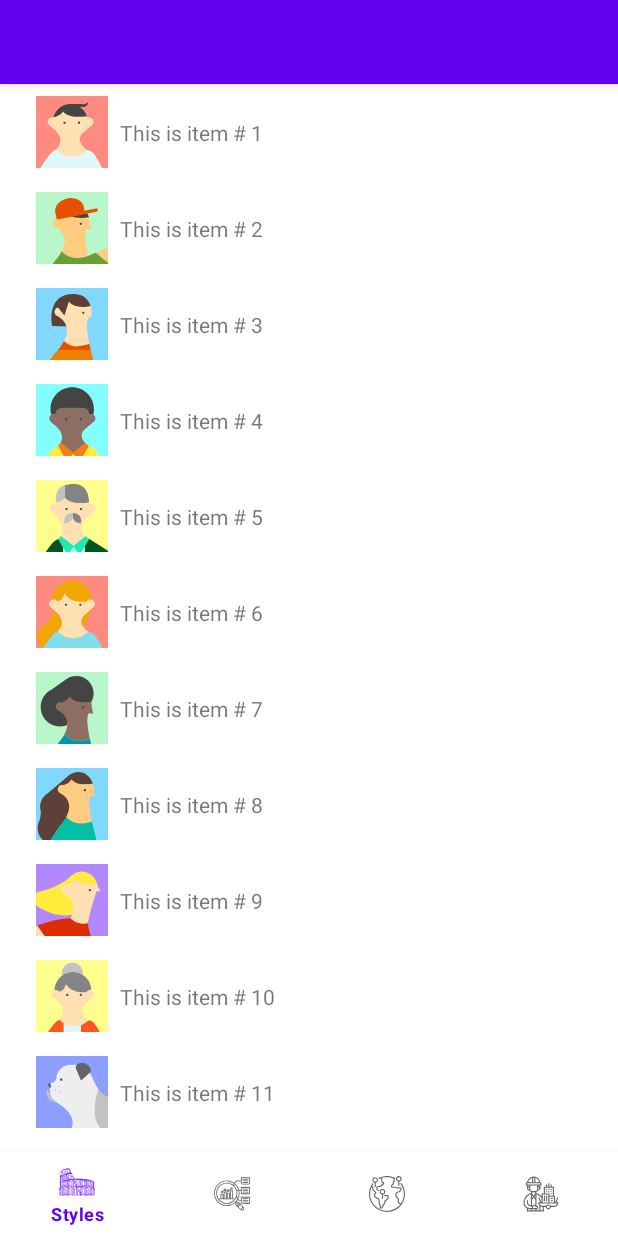
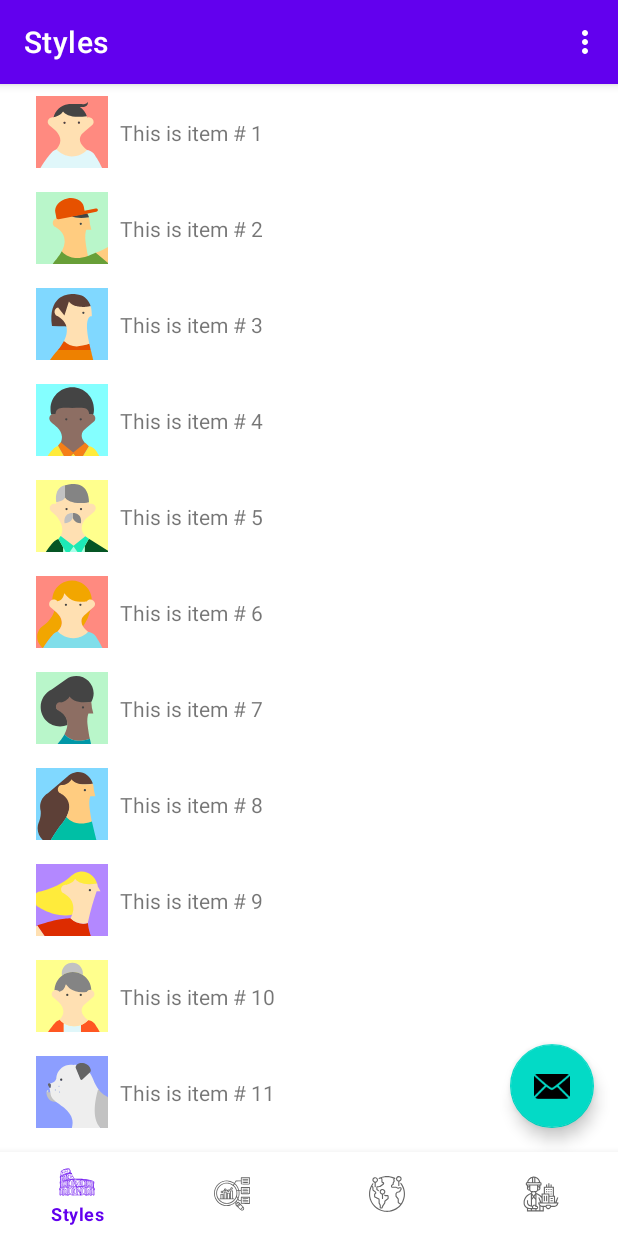
Before and after one commit to annazhelizniak/ArchiTec, an Android app: the screen it shows after launch (MainActivity), on a phone screen of 412 x 824 dp. Run offline under Robolectric (Android 15) with nearby library versions, the phone set to English and light mode, and no system bars; our stand-ins replace navigation-ui; 1 statement that could not run was skipped.

Commit message:
Revert "wrong changes"
This reverts commit 5eeb3de93cf41a0f91194e08195270d3a742a685.

```diff
--- a/app/src/main/java/com/example/architec/ui/MainActivity.kt
+++ b/app/src/main/java/com/example/architec/ui/MainActivity.kt
@@ -25,26 +25,26 @@ class MainActivity : AppCompatActivity() {
         binding = ActivityMainBinding.inflate(layoutInflater)
         setTheme(R.style.Theme_ArchiTec_NoActionBar)
         setContentView(binding.root)
-        //setSupportActionBar(binding.appBarMain.toolbar)
+        setSupportActionBar(binding.appBarMain.toolbar)
 
-//        binding.appBarMain.fab?.setOnClickListener { view ->
-//            Snackbar.make(view, "Replace with your own action", Snackbar.LENGTH_LONG)
-//                    .setAction("Action", null).show()
-//        }
+        binding.appBarMain.fab?.setOnClickListener { view ->
+            Snackbar.make(view, "Replace with your own action", Snackbar.LENGTH_LONG)
+                    .setAction("Action", null).show()
+        }
 
         val navHostFragment =
                 (supportFragmentManager.findFragmentById(R.id.nav_host_fragment_content_main) as NavHostFragment?)!!
         val navController = navHostFragment.navController
 
-//        binding.navView?.let {
-//            appBarConfiguration = AppBarConfiguration(setOf(
-//                R.id.nav_transform, R.id.nav_reflow, R.id.nav_slideshow, R.id.nav_settings
-//            ),
-//                    binding.drawerLayout
-//            )
-//            setupActionBarWithNavController(navController, appBarConfiguration)
-//            it.setupWithNavController(navController)
-//        }
+        binding.navView?.let {
+            appBarConfiguration = AppBarConfiguration(setOf(
+                R.id.nav_transform, R.id.nav_reflow, R.id.nav_slideshow, R.id.nav_settings
+            ),
+                    binding.drawerLayout
+            )
+            setupActionBarWithNavController(navController, appBarConfiguration)
+            it.setupWithNavController(navController)
+        }
 
         binding.appBarMain.contentMain.bottomNavView?.let {
             appBarConfiguration = AppBarConfiguration(setOf(
@@ -55,18 +55,18 @@ class MainActivity : AppCompatActivity() {
         }
     }
 
-//    override fun onCreateOptionsMenu(menu: Menu): Boolean {
-//        val result = super.onCreateOptionsMenu(menu)
-//        // Using findViewById because NavigationView exists in different layout files
-//        // between w600dp and w1240dp
-//        val navView: NavigationView? = findViewById(R.id.nav_view)
-//        if (navView == null) {
-//            // The navigation drawer already has the items including the items in the overflow menu
-//            // We only inflate the overflow menu if the navigation drawer isn't visible
-//            menuInflater.inflate(R.menu.overflow, menu)
-//        }
-//        return result
-//    }
+    override fun onCreateOptionsMenu(menu: Menu): Boolean {
+        val result = super.onCreateOptionsMenu(menu)
+        // Using findViewById because NavigationView exists in different layout files
+        // between w600dp and w1240dp
+        val navView: NavigationView? = findViewById(R.id.nav_view)
+        if (navView == null) {
+            // The navigation drawer already has the items including the items in the overflow menu
+            // We only inflate the overflow menu if the navigation drawer isn't visible
+            menuInflater.inflate(R.menu.overflow, menu)
+        }
+        return result
+    }
 
     override fun onOptionsItemSelected(item: MenuItem): Boolean {
         when (item.itemId) {
--- a/app/src/main/res/layout-w600dp/app_bar_main.xml
+++ b/app/src/main/res/layout-w600dp/app_bar_main.xml
@@ -7,19 +7,19 @@
     android:layout_height="match_parent"
     tools:context=".ui.MainActivity">
 
-<!--    <com.google.android.material.appbar.AppBarLayout-->
-<!--        android:layout_width="match_parent"-->
-<!--        android:layout_height="wrap_content"-->
-<!--        android:theme="@style/Theme.ArchiTec.AppBarOverlay">-->
+    <com.google.android.material.appbar.AppBarLayout
+        android:layout_width="match_parent"
+        android:layout_height="wrap_content"
+        android:theme="@style/Theme.ArchiTec.AppBarOverlay">
 
-<!--        <androidx.appcompat.widget.Toolbar-->
-<!--            android:id="@+id/toolbar"-->
-<!--            android:layout_width="match_parent"-->
-<!--            android:layout_height="?attr/actionBarSize"-->
-<!--            android:background="?attr/colorPrimary"-->
-<!--            app:popupTheme="@style/Theme.ArchiTec.PopupOverlay" />-->
+        <androidx.appcompat.widget.Toolbar
+            android:id="@+id/toolbar"
+            android:layout_width="match_parent"
+            android:layout_height="?attr/actionBarSize"
+            android:background="?attr/colorPrimary"
+            app:popupTheme="@style/Theme.ArchiTec.PopupOverlay" />
 
-<!--    </com.google.android.material.appbar.AppBarLayout>-->
+    </com.google.android.material.appbar.AppBarLayout>
 
     <include
         android:id="@+id/content_main"
--- a/app/src/main/res/layout/app_bar_main.xml
+++ b/app/src/main/res/layout/app_bar_main.xml
@@ -25,12 +25,20 @@
         android:id="@+id/content_main"
         layout="@layout/content_main" />
 
-<!--     This CoordinatorLayout is to dodge the BottomNavigationView when the Snackbar is shown -->
+    <!-- This CoordinatorLayout is to dodge the BottomNavigationView when the Snackbar is shown -->
     <androidx.coordinatorlayout.widget.CoordinatorLayout
         android:layout_width="match_parent"
         android:layout_height="match_parent"
         android:layout_marginBottom="56dp"
         android:background="@android:color/transparent">
 
+        <com.google.android.material.floatingactionbutton.FloatingActionButton
+            android:id="@+id/fab"
+            android:layout_width="wrap_content"
+            android:layout_height="wrap_content"
+            android:layout_gravity="bottom|end"
+            android:layout_margin="@dimen/fab_margin"
+            android:contentDescription="@string/fab_content_description"
+            app:srcCompat="@android:drawable/ic_dialog_email" />
     </androidx.coordinatorlayout.widget.CoordinatorLayout>
 </androidx.coordinatorlayout.widget.CoordinatorLayout>
--- /dev/null
+++ b/app/src/main/res/menu/overflow.xml
@@ -0,0 +1,7 @@
+<?xml version="1.0" encoding="utf-8"?>
+<menu xmlns:android="http://schemas.android.com/apk/res/android">
+    <item
+        android:id="@+id/nav_settings"
+        android:icon="@drawable/ic_settings_black_24dp"
+        android:title="@string/menu_settings" />
+</menu>
```
